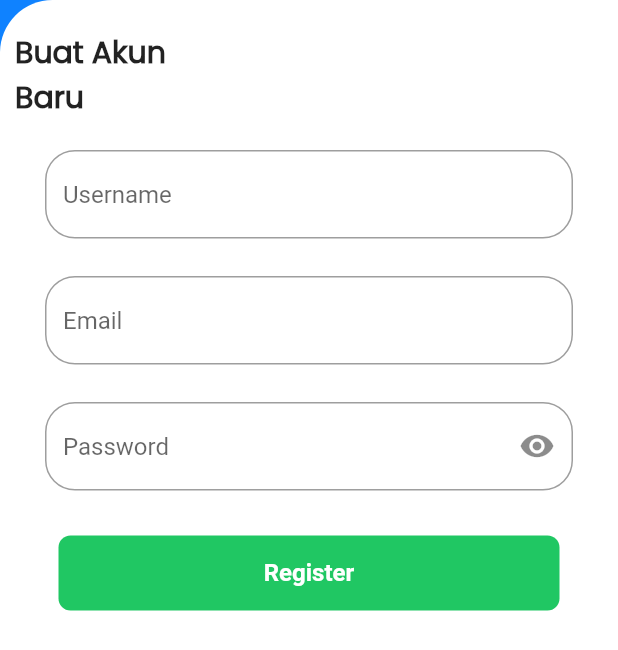
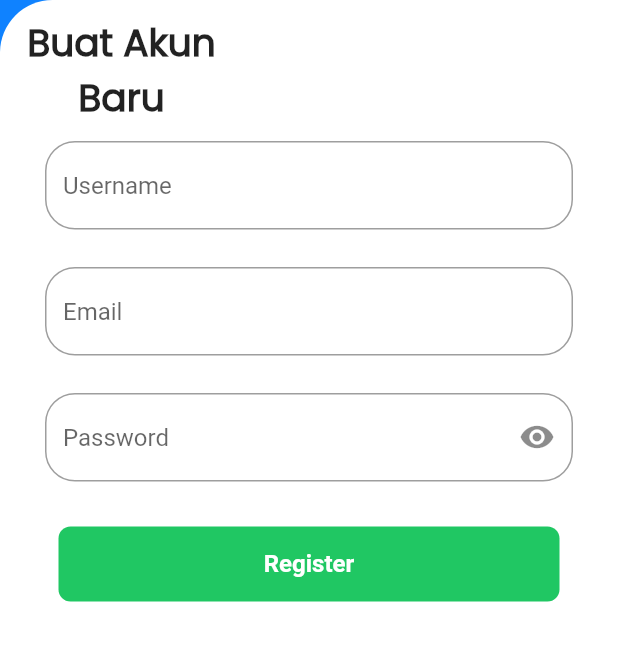
Before and after one commit to NaufalR23/PBM-A11, a Flutter app: the HomePageWidget screen opened directly, after a tap on "SignUp", on a phone screen of 412 x 824 dp. Shown: the top 650 px of the screen. Run offline on Flutter 3.47's test engine with Material 2 defaults, Android fonts, the phone set to English and light mode, and no system bars; our stand-ins replace font_awesome_flutter, google_fonts, google_maps_flutter, image_picker, persistent_bottom_nav_bar.

Commit message:
masih error

```diff
--- a/lib/Signup.dart
+++ b/lib/Signup.dart
@@ -1,10 +1,43 @@
 import 'package:flutter/material.dart';
 import 'package:pbma11/home.dart';
+import 'package:pbma11/Login.dart';
 
-class Signup extends StatelessWidget {
-  const Signup({Key? key}) : super(key: key);
+class Signup extends StatefulWidget {
+  const Signup({ Key? key }) : super(key: key);
 
   @override
+  State<Signup> createState() => _SignupState();
+}
+
+class _SignupState extends State<Signup> {
+  Widget _backButton() {
+    return InkWell(
+      onTap: () {
+        Navigator.pop(context);
+      },
+      child: Container(
+        padding: EdgeInsets.symmetric(horizontal: 10),
+        child: Row(
+          children: <Widget>[
+            Container(
+              padding: EdgeInsets.only(left: 0, top: 10, bottom: 10),
+              child: Icon(Icons.keyboard_arrow_left, color: Colors.black),
+            ),
+            Text('Back',
+                style: TextStyle(fontSize: 12, fontWeight: FontWeight.w500))
+          ],
+        ),
+      ),
+    );
+  }
+  @override
+  TextEditingController dateinput = TextEditingController();
+
+  void initState() {
+    dateinput.text = ""; //set the initial value of text field
+    super.initState();
+  }
+
   Widget build(BuildContext context) {
     return MaterialApp(
       debugShowCheckedModeBanner: false,
@@ -22,16 +55,20 @@ class Signup extends StatelessWidget {
                           BorderRadius.only(topLeft: Radius.circular(35))),
                   child: Column(
                     children: [
+                      const SizedBox(height: 10),
                       const Padding(
-                        padding: EdgeInsets.fromLTRB(10, 20, 300, 10),
+                        padding: EdgeInsets.only(right: 250),
+                        // child : Center(
                           child: Text(
                             "Buat Akun Baru",
+                            textAlign: TextAlign.center,
                             style: TextStyle(
                               fontFamily: "Poppins",
                               fontWeight: FontWeight.bold,
-                            fontSize: 20,
+                              fontSize: 25,
                             ),
                           ),
+                        // ),
                       ),
                       Padding(
                         padding: const EdgeInsets.fromLTRB(30, 10, 30, 15),
@@ -78,7 +115,7 @@ class Signup extends StatelessWidget {
                             onPressed: () {
                               Navigator.push(context,
                                   MaterialPageRoute(builder: (context) {
-                                return const HomeWidget();
+                                return const HomePageWidget();
                               }));
                             },
                             child: const Text(
```
Lines whose indentation alone changed are shown as unchanged.
